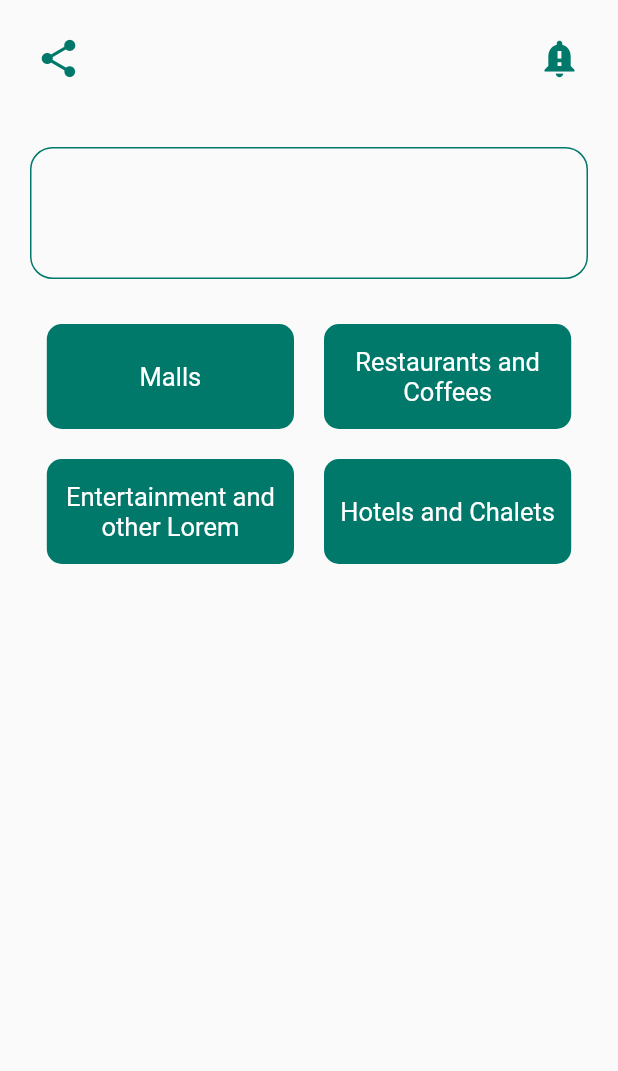
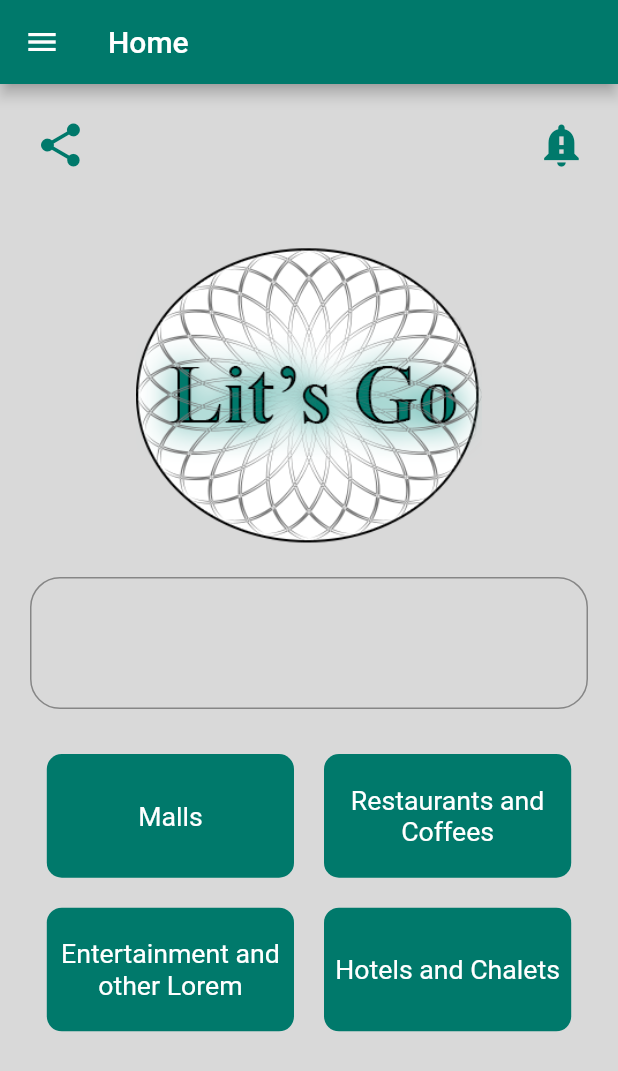
Before and after one commit to A-T-F-10/Heping_needy, a Flutter app: the HomeContaintPage screen opened directly, on a phone screen of 412 x 824 dp. Shown: the top 1071 px of the screen. Run offline on Flutter 3.47's test engine with Material 2 defaults, Android fonts, the phone set to English and light mode, and no system bars; our stand-ins replace email_validator, firebase_auth, firebase_core, get, shared_preferences, toggle_switch; accounts and stored records are empty.

Commit message:
finished sizeConfg

```diff
--- a/assets/longs/ar.json
+++ b/assets/longs/ar.json
@@ -1,7 +1,8 @@
 {
+  "yourFamily":"للعائلة",
     "login": "تسجيل دخول",
     "addPost": "Add Post",
-    "signUp": "Sign Up",
+    "signUp": "   تسجيل دخول مستخدم جديد ",
     "welcomeToLilaLoginToContinue":"أهلا في LILA للمتابعة تسجيل دخول",
     "userName":"اسم المستخدم",
     "password":"كلمة السر",
@@ -264,7 +265,8 @@
     "connectWithUs":"اتصل بنا",
     "aboutContainsPage":"حول يحتوي على صفحة",
     " restaurantsAndCoffees": "مطاعم وقهوة",
-    "hotelsAndChalets":"الفنادق والشاليهات"
+    "hotelsAndChalets":"الفنادق والشاليهات",
+    "you":"أنت"
 
 
 
--- a/lib/core/utils/colors.dart
+++ b/lib/core/utils/colors.dart
@@ -1,7 +1,6 @@
 import 'package:flutter/material.dart';
 
-class ColorsTheme{
-
+class ColorsTheme {
   static Color darkPrimaryColor = Color(0xFF00796B);
   static Color primaryColor = Color(0xFF009688);
   static Color secondColor = Color(0xFFD9D9D9);
@@ -9,7 +8,8 @@ static Color lightPrimaryColor = Color(0xFFB2DFDB);
   static Color whiteColor = Color(0xFFFFFFFF);
   static Color blackColor = Color(0xFF212121);
 
-
-
-
+  static ThemeData themeData = ThemeData(
+      scaffoldBackgroundColor: secondColor,
+      appBarTheme: AppBarTheme(color: darkPrimaryColor),
+      primaryColor: darkPrimaryColor);
 }
--- /dev/null
+++ b/lib/features/sigin sigup/methods_app/drawer.dart
@@ -0,0 +1,19 @@
+import 'package:flutter/cupertino.dart';
+import 'package:flutter/material.dart';
+import 'package:holping_needy_project/core/utils/colors.dart';
+import 'package:holping_needy_project/core/utils/size_confg.dart';
+
+Widget buildDrawer() {
+  return Drawer(
+    child: Column(children: [
+      Container(
+        height: SizeConfig.screenHeight! / 3,
+        width: SizeConfig.screenWidth! * 5,
+        decoration: BoxDecoration(
+            color: ColorsTheme.darkPrimaryColor,
+            borderRadius: BorderRadius.only(bottomRight: Radius.circular(50))),
+        // child: Stack(children: [Positioned(child: CircleAvatar())]),
+      )
+    ]),
+  );
+}
--- a/lib/features/sigin sigup/widgets/textFormField.dart
+++ b/lib/features/sigin sigup/widgets/textFormField.dart
@@ -37,7 +37,7 @@ class TextFormFieldItem extends StatelessWidget {
             borderSide: BorderSide(
               color: ColorsTheme.darkPrimaryColor,
             ),
-            borderRadius: BorderRadius.all(
+            borderRadius: const BorderRadius.all(
               Radius.circular(15),
             ),
           ),
@@ -45,7 +45,7 @@ class TextFormFieldItem extends StatelessWidget {
             borderSide: BorderSide(
               color: ColorsTheme.darkPrimaryColor,
             ),
-            borderRadius: BorderRadius.all(
+            borderRadius: const BorderRadius.all(
               Radius.circular(15),
             ),
           ),
--- a/lib/localization/t_key_v.dart
+++ b/lib/localization/t_key_v.dart
@@ -1,18 +1,49 @@
 import 'package:holping_needy_project/localization/locale_provider.dart';
-
 
 enum TKeys {
   login,
   password,
   search,
   home,
+  signUp,
   aboutMe,
   malls,
   entertainmentAndOtherLorem,
   connectWithUs,
   aboutContainsPage,
   restaurantsAndCoffees,
-  hotelsAndChalets
+  hotelsAndChalets,
+  next,
+  name,
+  type,
+  gender,
+  welcome,
+  userName,
+  details,
+  account,
+  phoneNumber,
+  email,
+  no,
+  passwordHint,
+  userNameHint,
+  isNotEmpty,
+  yes,
+  english,
+  arabic,
+  male,
+  female,
+  yourFamily,
+  color,
+  ok,
+  close,
+  info,
+  loginError,
+  enterEmailAddress,
+  dateOfBirth,
+  changeLanguages,
+  save,
+  invalidPassword,
+  you,
 }
 
 //TKeys.hello
--- a/lib/main.dart
+++ b/lib/main.dart
@@ -1,8 +1,10 @@
 import 'package:firebase_core/firebase_core.dart';
 import 'package:flutter/material.dart';
 import 'package:get/get.dart';
+import 'package:holping_needy_project/core/utils/colors.dart';
 import 'package:holping_needy_project/core/widgets/sigin_mathod.dart';
 import 'package:holping_needy_project/localization/locale_provider.dart';
+import 'package:holping_needy_project/pages/login.dart';
 
 import 'pages/homepage.dart';
 
@@ -20,6 +22,7 @@ class MyApp extends StatelessWidget {
   @override
   Widget build(BuildContext context) {
     return GetMaterialApp(
+      theme: ColorsTheme.themeData,
       textDirection: TextDirection.ltr,
       supportedLocales: LocalizationService.supportedLocales,
       localizationsDelegates: LocalizationService.localizationsDelegate,
--- a/lib/pages/home_containt_page.dart
+++ b/lib/pages/home_containt_page.dart
@@ -1,13 +1,24 @@
 import 'package:flutter/material.dart';
 import 'package:holping_needy_project/core/utils/size_confg.dart';
+import 'package:holping_needy_project/features/sigin%20sigup/methods_app/drawer.dart';
+import 'package:holping_needy_project/localization/t_key_v.dart';
 
 import '../core/utils/colors.dart';
 
 class HomeContaintPage extends StatelessWidget {
+  const HomeContaintPage({Key? key}) : super(key: key);
+
   @override
   Widget build(BuildContext context) {
     SizeConfig().init(context);
-    return ListView(
+    return Scaffold(
+      drawer: buildDrawer(),
+      appBar: AppBar(
+        title: Text(
+          TKeys.home.translate(context),
+        ),
+      ),
+      body: ListView(
         children: [
           Padding(
             padding: const EdgeInsets.all(15.0),
@@ -18,55 +29,57 @@ class HomeContaintPage extends StatelessWidget {
                     onPressed: () {},
                     icon: Icon(
                       Icons.share,
-                    size: 30,
+                      size: SizeConfig.defaultSize! * 3.5,
                       color: ColorsTheme.darkPrimaryColor,
                     )),
                 IconButton(
                     onPressed: () {},
                     icon: Icon(
                       Icons.notification_important,
-                    size: 30,
+                      size: SizeConfig.defaultSize! * 3.5,
                       color: ColorsTheme.darkPrimaryColor,
                     ))
               ],
             ),
           ),
+          SizedBox(
+            child: Image.asset(
+              'assets/images/Logo.png',
+            ),
+            height: SizeConfig.screenHeight! * .28,
+          ),
           Padding(
             padding: const EdgeInsets.all(20.0),
             child: TextField(
               decoration: InputDecoration(
-              focusColor: ColorsTheme.darkPrimaryColor,
+                focusedBorder: OutlineInputBorder(
+                    borderRadius: const BorderRadius.all(
+                      Radius.circular(20),
+                    ),
+                    borderSide: BorderSide(
+                      color: ColorsTheme.darkPrimaryColor,
+                    )),
                 prefix: IconButton(
-                icon: Icon(Icons.mic),
+                  icon: const Icon(Icons.mic),
                   onPressed: () {},
                 ),
                 suffix: IconButton(
-                icon: Icon(Icons.search_rounded),
+                  icon: const Icon(Icons.search_rounded),
                   onPressed: () {},
-              ),
-              enabledBorder: OutlineInputBorder(
-                borderSide: BorderSide(
-                  color: ColorsTheme.darkPrimaryColor,
-                ),
-                borderRadius: BorderRadius.all(
-                  Radius.circular(
-                    15,
-                  ),
-                ),
                 ),
                 border: OutlineInputBorder(
                   borderSide: BorderSide(
                     color: ColorsTheme.darkPrimaryColor,
                   ),
-                borderRadius: BorderRadius.all(
-                  Radius.circular(15),
+                  borderRadius: const BorderRadius.all(
+                    Radius.circular(20),
                   ),
                 ),
               ),
             ),
           ),
-        Container(
-          width: 30,
+          SizedBox(
+            width: SizeConfig.screenWidth! * 10,
             child: Row(
               children: [
                 places('Malls', () {}),
@@ -83,6 +96,7 @@ class HomeContaintPage extends StatelessWidget {
             mainAxisAlignment: MainAxisAlignment.center,
           ),
         ],
+      ),
     );
   }
 
@@ -91,21 +105,21 @@ class HomeContaintPage extends StatelessWidget {
       onTap: method,
       child: Container(
         decoration: BoxDecoration(
-          borderRadius: BorderRadius.all(Radius.circular(10)),
+          borderRadius: const BorderRadius.all(Radius.circular(10)),
           color: ColorsTheme.darkPrimaryColor,
         ),
         child: Text(
           places,
           style: TextStyle(
             color: ColorsTheme.whiteColor,
-            fontSize: 17,
+            fontSize: SizeConfig.defaultSize! * 1.8,
           ),
           textAlign: TextAlign.center,
         ),
-        height: 70,
+        height: SizeConfig.screenHeight! / 10,
         width: SizeConfig.screenWidth! / 2.5,
         alignment: Alignment.center,
-        margin: EdgeInsets.all(10),
+        margin: const EdgeInsets.all(10),
       ),
     );
   }
```
Also changed, not shown: assets/longs/en.json (+7 -4 lines), lib/pages/login.dart (+9 -23 lines), lib/pages/sign_up.dart (+56 -31 lines), lib/pages/sign_up2.dart (+126 -110 lines), pubspec.lock, 1 other file. Lines whose indentation alone changed are shown as unchanged.
